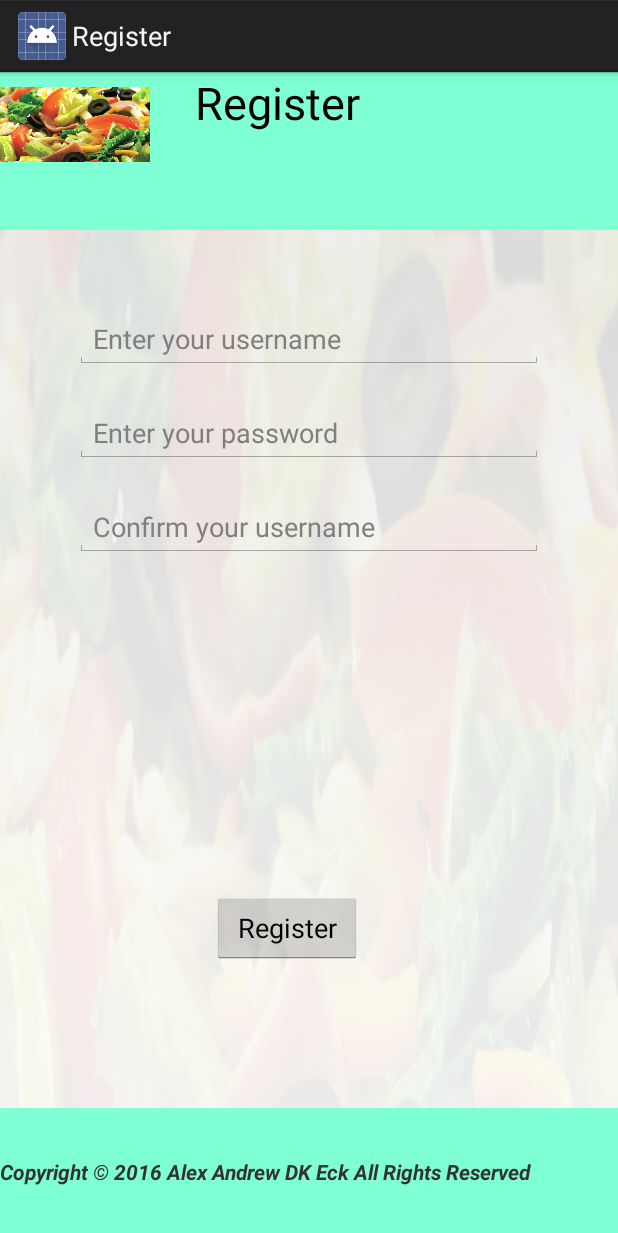
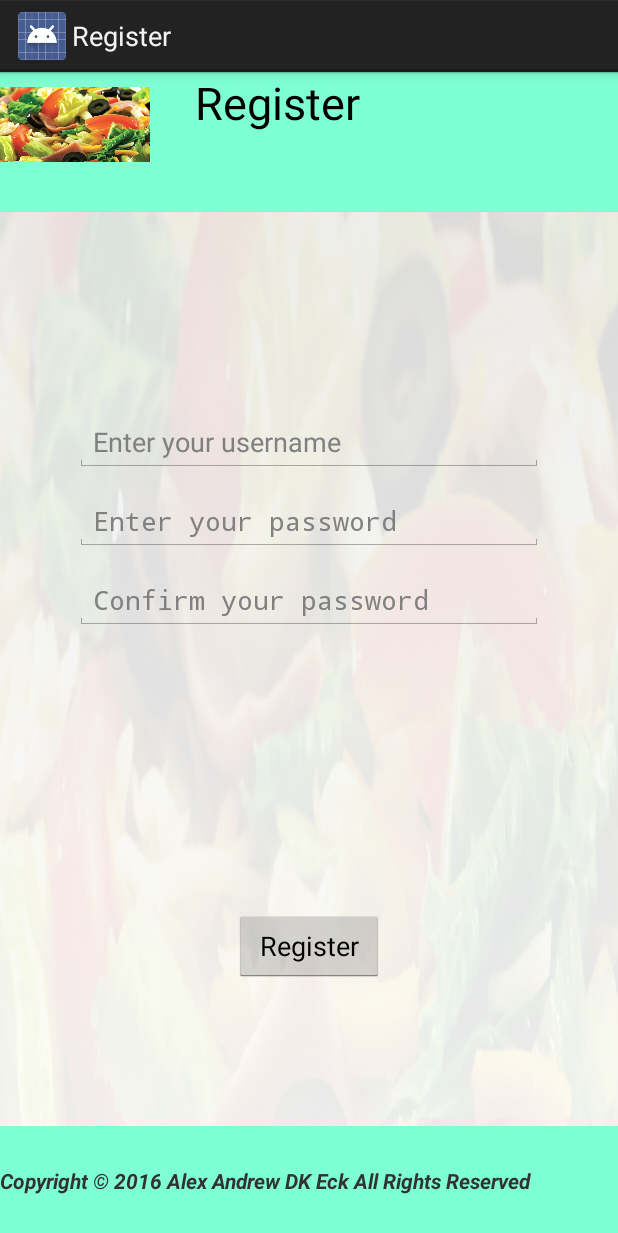
Before and after one commit to dk2823/SemesterProject, an Android app: the screen it shows after launch (RegisterActivity), after a tap on "Need To Register?", on a phone screen of 412 x 824 dp. Shown: the top 1233 px of the screen. Run offline under Robolectric (Android 15) with nearby library versions, the phone set to English and light mode, and no system bars.

Commit message:
11/14/2016 9:05pm

```diff
--- a/app/src/main/java/com/example/dk/semesterproject/MainActivity.java
+++ b/app/src/main/java/com/example/dk/semesterproject/MainActivity.java
@@ -5,11 +5,16 @@ import android.content.Intent;
 import android.os.Bundle;
 import android.view.View;
 import android.widget.Button;
+import android.widget.TextView;
 
 public class MainActivity extends Activity {
+    private static final int CREATE_ACCOUNT= 0;
+
     private Button mLogin;
     private Button mRegister;
     private Button mForgotPassword;
+    private TextView mStatus;
+
 
     @Override
     protected void onCreate(Bundle savedInstanceState) {
@@ -21,14 +26,28 @@ public class MainActivity extends Activity {
         mRegister= (Button) findViewById(R.id.registerHelp);
         mForgotPassword= (Button) findViewById(R.id.forgotPasswordHelp);
 
-        // Attach listeners to the buttons
+        // Get the status textView
+        mStatus= (TextView) findViewById(R.id.registrationOrpasswordRecoveryResult);
+
+        // Get the reference to the textview to display whether the account creation was a success
+        // or not, or whether the password recovery email has been sent
+
+        // Attach listeners to the buttons. When the user clicks on the registration button
+        // then the RegisterActivity will start
         mRegister.setOnClickListener(new View.OnClickListener() {
             @Override
             public void onClick(View v) {
                 // Start the RegisterActivity
                 Intent intent= new Intent(getApplicationContext(), RegisterActivity.class);
-                startActivity(intent);
+                startActivityForResult(intent, CREATE_ACCOUNT);
             }
         });
     }
+
+    @Override
+    protected void onActivityResult(int requestCode, int resultCode, Intent data) {
+        if (requestCode==CREATE_ACCOUNT && resultCode==RESULT_OK) {
+            mStatus.setText(R.string.create_success);
+        }
+    }
 }
--- a/app/src/main/java/com/example/dk/semesterproject/RegisterActivity.java
+++ b/app/src/main/java/com/example/dk/semesterproject/RegisterActivity.java
@@ -2,16 +2,79 @@ package com.example.dk.semesterproject;
 
 import android.app.Activity;
 import android.os.Bundle;
+import android.view.View;
+import android.widget.Button;
+import android.widget.EditText;
+import android.widget.TextView;
 
 /**
  * Register Page. Provides means to the user to register
  */
 
 public class RegisterActivity extends Activity {
+    private static final int SUCCESS= 0;
+    private static final int USERNAME_IN_USE= 1;
+    private static final int PASSWORDS_DO_NOT_MATCH= 2;
+    private static final int ENTRY_MISSING= 3;
+
+    private Button mRegister;
+    private EditText mUsername;
+    private EditText mPassword;
+    private EditText mConfirm;
+    private TextView mRegistrationStatus;
 
     @Override
     protected void onCreate(Bundle savedInstanceState) {
         super.onCreate(savedInstanceState);
         setContentView(R.layout.register_page);
+
+        // Get the textViews and the button reference
+        mRegister= (Button) findViewById(R.id.registerButton);
+        mUsername= (EditText) findViewById(R.id.username);
+        mPassword= (EditText) findViewById(R.id.password);
+        mConfirm= (EditText) findViewById(R.id.confirm_password);
+        mRegistrationStatus= (TextView) findViewById(R.id.registrationStatus);
+
+        // When the Register button is pressed, attempt to register this user.
+        // If it is successful send the user back to the MainActivity
+        mRegister.setOnClickListener(new View.OnClickListener() {
+            @Override
+            public void onClick(View v) {
+                switch (check()) {
+                    case SUCCESS:
+                        setResult(RESULT_OK);
+                        finish();
+                        break;
+                    case USERNAME_IN_USE:
+                        mRegistrationStatus.setText(R.string.username_in_use);
+                        break;
+                    case PASSWORDS_DO_NOT_MATCH:
+                        mRegistrationStatus.setText(R.string.password_not_matching_confirm);
+                        break;
+                    default:
+                        mRegistrationStatus.setText(R.string.entry_missing);
+                }
+            }
+        });
+    }
+
+    /**
+     * Returns SUCCESS if username is created otherwise returns the appropriate code
+     */
+    private int check() {
+        String username= mUsername.getText().toString().trim();
+        String password= mPassword.getText().toString();
+        String confirmPassword= mConfirm.getText().toString();
+
+        if (!username.equals("") && !password.equals("") && !confirmPassword.equals("")) {
+            // TODO Check whether the username is in use
+
+            // Check whether the password matches the confirmation password
+            if (password.equals(confirmPassword))
+                return SUCCESS;
+            else
+                return PASSWORDS_DO_NOT_MATCH;
+        }
+        return ENTRY_MISSING;
     }
 }
--- a/app/src/main/res/layout/register_page.xml
+++ b/app/src/main/res/layout/register_page.xml
@@ -29,37 +29,50 @@
             android:text="Register"/>
 
     </RelativeLayout>
+    <TextView
+        android:id="@+id/registrationStatus"
+        android:layout_gravity="center_horizontal"
+        android:layout_weight="1"
+        android:textColor="#A52A2A"
+        android:paddingTop="20dp"
+        android:textSize="20sp"
+        android:textStyle="bold|italic"
+        android:layout_width="wrap_content"
+        android:layout_height="wrap_content" />
+
     <LinearLayout
         android:id="@+id/logLayout"
         android:layout_width="match_parent"
         android:layout_height="wrap_content"
         android:orientation="vertical"
-        android:paddingTop="30dp"
+        android:paddingTop="20dp"
         android:layout_weight="3"
         android:layout_marginLeft="50dp"
         android:layout_marginRight="50dp">
 
         <EditText
-            android:paddingTop="30dp"
+            android:paddingTop="20dp"
             android:id="@+id/username"
             android:layout_width="match_parent"
             android:layout_height="wrap_content"
             android:hint="Enter your username"/>
         <EditText
-            android:paddingTop="30dp"
+            android:paddingTop="20dp"
             android:id="@+id/password"
             android:layout_width="match_parent"
             android:layout_height="wrap_content"
-            android:hint="Enter your password"/>
+            android:hint="Enter your password"
+            android:inputType="textPassword"/>
         <EditText
-            android:paddingTop="30dp"
+            android:paddingTop="20dp"
             android:id="@+id/confirm_password"
             android:layout_width="match_parent"
             android:layout_height="wrap_content"
-            android:hint="Confirm your username"/>
+            android:hint="Confirm your password"
+            android:inputType="textPassword"/>
     </LinearLayout>
     <LinearLayout
-        android:layout_width="283dp"
+        android:layout_width="match_parent"
         android:layout_height="100dp"
         android:orientation="vertical"
         android:gravity="center"
@@ -69,7 +82,7 @@
             android:text="Register"
             android:layout_width="100dp"
             android:layout_height="wrap_content"
-            android:id="@+id/button" />
+            android:id="@+id/registerButton" />
     </LinearLayout>
 
     <LinearLayout
--- a/app/src/main/res/values/strings.xml
+++ b/app/src/main/res/values/strings.xml
@@ -6,4 +6,10 @@
         Alex Andrew DK Eck
         All Rights Reserved
     </string>
+    <string name="create_success">Account created successfully!</string>
+    <string name="username_in_use">Registration failed!\nUsername in use</string>
+    <string name="password_not_matching_confirm">
+        Registration failed!\nPassword does not match\nConfirm password
+    </string>
+    <string name="entry_missing">All fields need to be filled!</string>
 </resources>
```
Also changed, not shown: app/src/main/res/layout-land/activity_main.xml (+10 -0 lines), app/src/main/res/layout/activity_main.xml (+13 -2 lines).
